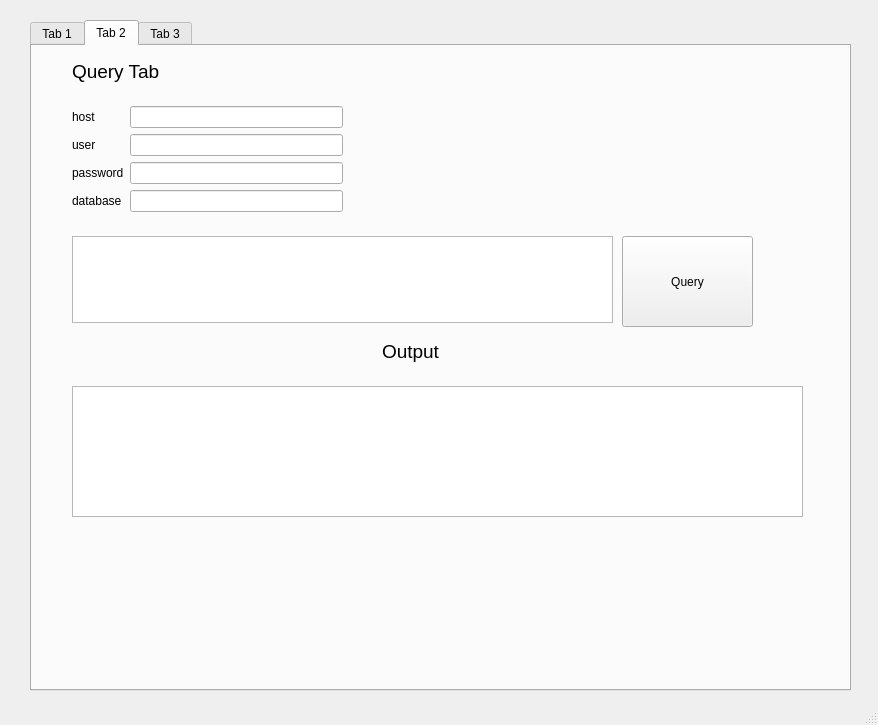
siddh34/BRC-System, file BRC Python/main.ui: the form before one commit.
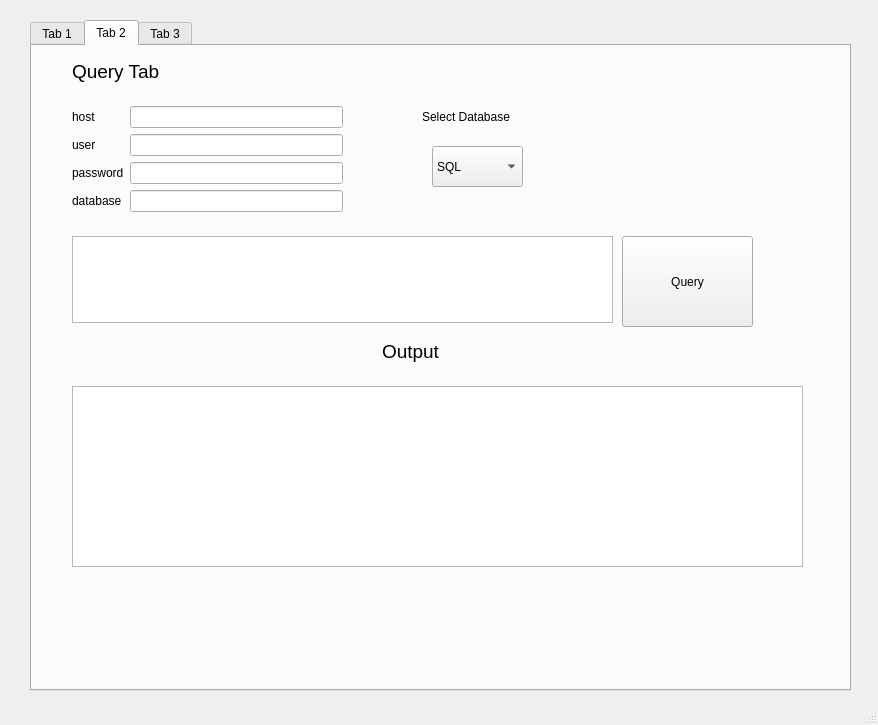
The form after the commit. The open tabs and pages were chosen to show the change.

```diff
--- a/BRC Python/main.ui
+++ b/BRC Python/main.ui
@@ -242,7 +242,7 @@
         <x>40</x>
         <y>340</y>
         <width>731</width>
-        <height>131</height>
+        <height>181</height>
        </rect>
       </property>
      </widget>
@@ -360,6 +360,39 @@
        <string>Query Tab</string>
       </property>
      </widget>
+     <widget class="QComboBox" name="DatabaseSelectTab2">
+      <property name="geometry">
+       <rect>
+        <x>400</x>
+        <y>100</y>
+        <width>91</width>
+        <height>41</height>
+       </rect>
+      </property>
+      <item>
+       <property name="text">
+        <string>SQL</string>
+       </property>
+      </item>
+      <item>
+       <property name="text">
+        <string>Mongo</string>
+       </property>
+      </item>
+     </widget>
+     <widget class="QLabel" name="label">
+      <property name="geometry">
+       <rect>
+        <x>390</x>
+        <y>50</y>
+        <width>101</width>
+        <height>41</height>
+       </rect>
+      </property>
+      <property name="text">
+       <string>Select Database</string>
+      </property>
+     </widget>
     </widget>
     <widget class="QWidget" name="tab_12">
      <attribute name="title">
```
